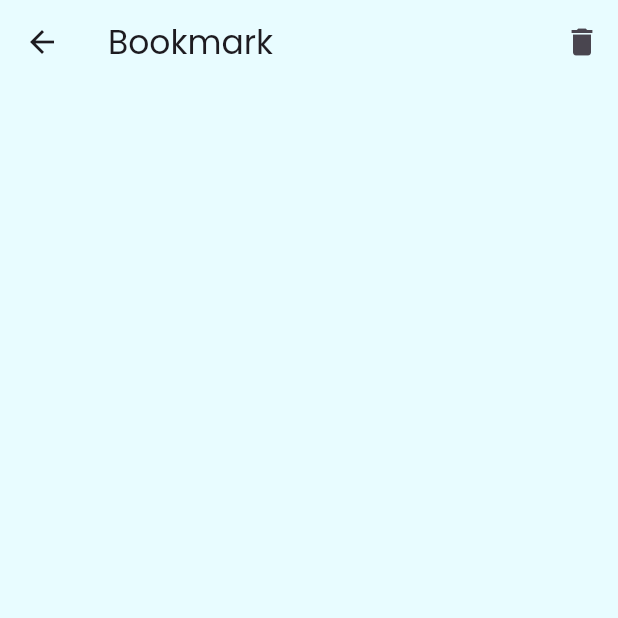
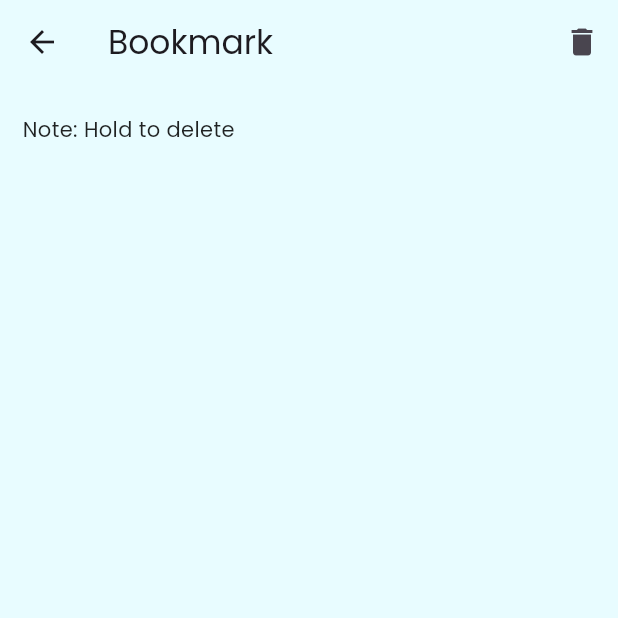
Before and after one commit to Darkeh1807/News-app-original-Gemini-translation-, a Flutter app: the BookmarkPage screen opened directly, on a phone screen of 412 x 824 dp, the top half of it. Run offline on Flutter 3.47's test engine with Material 2 defaults, Android fonts, the phone set to English and light mode, and no system bars; our stand-ins replace flutter_animate, flutter_screenutil, go_router, google_fonts, liquid_pull_to_refresh.

Commit message:
minor changes

```diff
--- /dev/null
+++ b/lib/constants/keys.dart
@@ -0,0 +1 @@
+ const apiKey = 'c0dd0cfd4aef4f268e422c99d2b912e4';
--- a/lib/services/http_services.dart
+++ b/lib/services/http_services.dart
@@ -1,14 +1,14 @@
-
 import 'dart:convert';
 import 'package:flutter/cupertino.dart';
 import 'package:http/http.dart' as http;
+import 'package:new_app/constants/keys.dart';
 import 'package:new_app/models/news.dart';
 
 class HttpHelper {
   var client = http.Client();
   Future<List<News>> getNews(String category) async {
     var uri = Uri.parse(
-        "https://newsapi.org/v2/everything?q=$category&apiKey=c0dd0cfd4aef4f268e422c99d2b912e4");
+        "https://newsapi.org/v2/everything?q=$category&apiKey=$apiKey");
     var response = await client.get(uri);
 
     if (response.statusCode == 200) {
--- a/lib/views/book_mark.dart
+++ b/lib/views/book_mark.dart
@@ -51,12 +51,20 @@ class _BookmarkPageState extends State<BookmarkPage> {
           })
         ],
       ),
-      body: SizedBox(
+      body: SingleChildScrollView(
+        child: SizedBox(
           height: MediaQuery.of(context).size.height,
           child: Padding(
               padding: const EdgeInsets.only(top: 20),
-          child: SizedBox(
-            height: MediaQuery.of(context).size.height,
+              child: Column(
+                  crossAxisAlignment: CrossAxisAlignment.start,
+                  mainAxisAlignment: MainAxisAlignment.start,
+                  children: [
+                    const Padding(
+                      padding: EdgeInsets.only(left: 15, right: 15),
+                      child: Text("Note: Hold to delete"),
+                    ),
+                    Expanded(
                       child: Consumer<NewsProvider>(
                         builder: (context, data, child) {
                           return Padding(
@@ -66,8 +74,8 @@ class _BookmarkPageState extends State<BookmarkPage> {
                             ),
                             child: ListView.builder(
                               itemCount: data.totalNews,
-                      shrinkWrap: false,
-
+                              shrinkWrap: true,
+                              primary: false,
                               itemBuilder: (context, index) {
                                 final posts = data.news[index];
                                 return Padding(
@@ -82,11 +90,13 @@ class _BookmarkPageState extends State<BookmarkPage> {
                                     ),
                                   ),
                                 );
-                      }),
+                              },
+                            ),
                           );
                         },
                       ),
                     ),
+                  ])),
         ),
       ),
     );
--- a/pubspec.yaml
+++ b/pubspec.yaml
@@ -42,6 +42,7 @@ dependencies:
   go_router: ^7.1.1
   workmanager: ^0.5.1
   liquid_pull_to_refresh: ^3.0.1
+  flutter_screenutil: ^5.9.0
 
 dev_dependencies:
   flutter_test:
```
Also changed, not shown: lib/main.dart (+8 -0 lines), pubspec.lock. Lines whose indentation alone changed are shown as unchanged.
